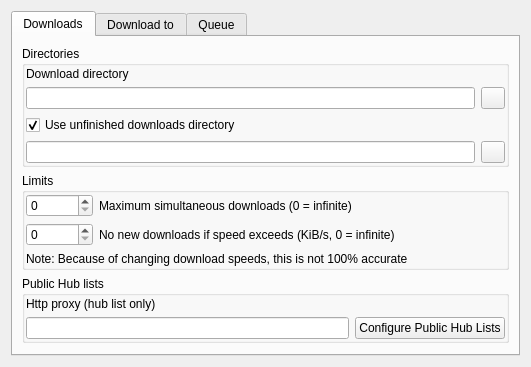
eiskaltdcpp/eiskaltdcpp, file eiskaltdcpp/ui/UISettingsDownloads.ui: the form before one commit.
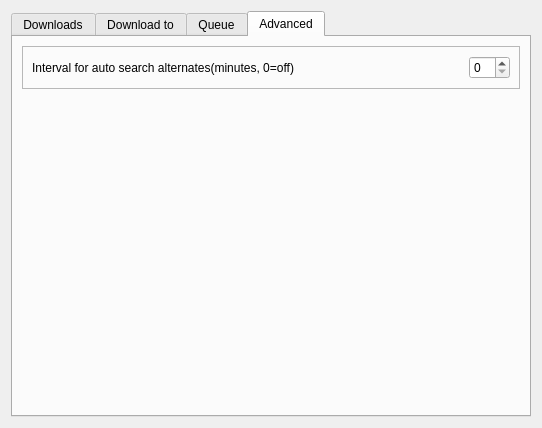
The form after the commit. The open tabs and pages were chosen to show the change.

Commit message:
add setting for change auto search interval in minutes and setting for logging auto search alternates.
гуевые настройки возможно расположил не самым оптимальным образом,
логгирование автопоиска альтернатив ведётся в системном логе.

What changed in the file:
```diff
--- a/eiskaltdcpp/ui/UISettingsDownloads.ui
+++ b/eiskaltdcpp/ui/UISettingsDownloads.ui
@@ -6,15 +6,15 @@
    <rect>
     <x>0</x>
     <y>0</y>
-    <width>531</width>
-    <height>354</height>
+    <width>542</width>
+    <height>428</height>
    </rect>
   </property>
   <property name="windowTitle">
    <string>Form</string>
   </property>
   <layout class="QGridLayout" name="gridLayout_5">
-   <item row="0" column="0">
+   <item row="0" column="1">
     <widget class="QTabWidget" name="tabWidget">
      <property name="sizePolicy">
       <sizepolicy hsizetype="Preferred" vsizetype="Preferred">
@@ -687,6 +687,57 @@
        </item>
       </layout>
      </widget>
+     <widget class="QWidget" name="tab_4">
+      <attribute name="title">
+       <string>Advanced</string>
+      </attribute>
+      <layout class="QVBoxLayout" name="verticalLayout_2">
+       <item>
+        <widget class="QFrame" name="frame">
+         <property name="frameShape">
+          <enum>QFrame::StyledPanel</enum>
+         </property>
+         <property name="frameShadow">
+          <enum>QFrame::Raised</enum>
+         </property>
+         <layout class="QHBoxLayout" name="horizontalLayout">
+          <item>
+           <widget class="QLabel" name="label_2">
+            <property name="sizePolicy">
+             <sizepolicy hsizetype="Expanding" vsizetype="Preferred">
+              <horstretch>0</horstretch>
+              <verstretch>0</verstretch>
+             </sizepolicy>
+            </property>
+            <property name="text">
+             <string>Interval for auto search alternates(minutes, 0=off)</string>
+            </property>
+            <property name="wordWrap">
+             <bool>true</bool>
+            </property>
+           </widget>
+          </item>
+          <item>
+           <widget class="QSpinBox" name="spinBox_AUTO_SEARCH_TIME"/>
+          </item>
+         </layout>
+        </widget>
+       </item>
+       <item>
+        <spacer name="verticalSpacer_2">
+         <property name="orientation">
+          <enum>Qt::Vertical</enum>
+         </property>
+         <property name="sizeHint" stdset="0">
+          <size>
+           <width>20</width>
+           <height>280</height>
+          </size>
+         </property>
+        </spacer>
+       </item>
+      </layout>
+     </widget>
     </widget>
    </item>
   </layout>
```
The commit also changes 6 other files.
